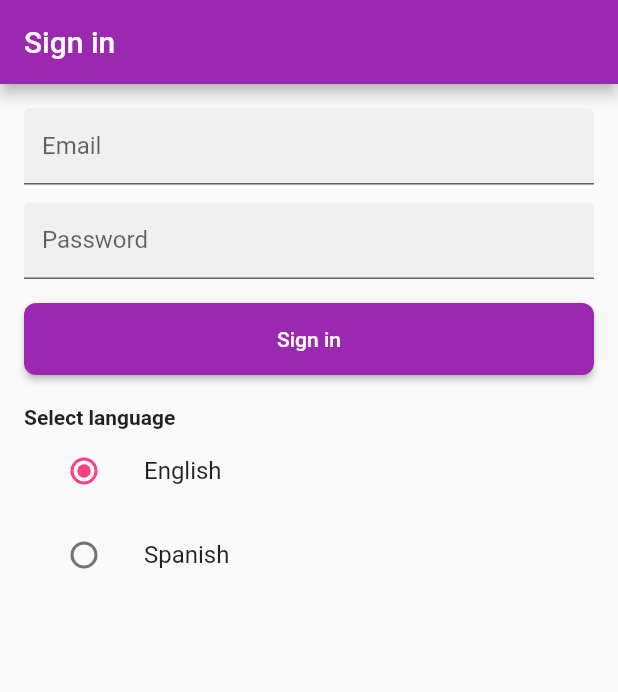
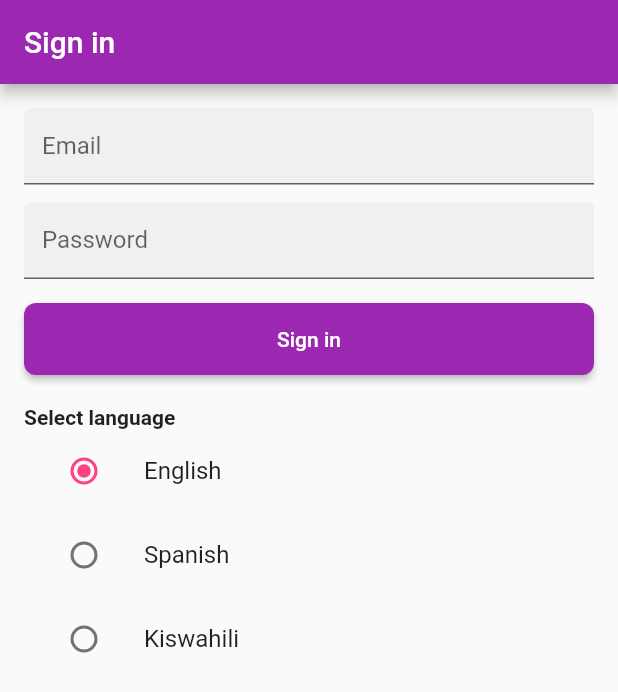
Before and after one commit to vince-nyanga/flutter_getx_authentication, a Flutter app: the screen it shows after launch, on a phone screen of 412 x 824 dp. Shown: the top 692 px of the screen. Run offline on Flutter 3.47's test engine with Material 2 defaults, Android fonts, the phone set to English and light mode, and no system bars; our stand-ins replace equatable, get; generated files the repository leaves out were written again.

Commit message:
added Kiswahili translation

```diff
--- a/src/lib/features/authentication/login/login_page.dart
+++ b/src/lib/features/authentication/login/login_page.dart
@@ -128,6 +128,15 @@ class __SignInFormState extends State<_SignInForm> {
                     onChanged: (value) => _localizationController.setLocale(value),
                   ),
                 ),
+                ListTile(
+                  title: Text(AppLocalizations.of(context).swahiliTitle),
+                  leading: Radio(
+                    activeColor: Colors.pinkAccent,
+                    value: Locale('sw', ''),
+                    groupValue: _localizationController.locale,
+                    onChanged: (value) => _localizationController.setLocale(value),
+                  ),
+                ),
             ],
           ),
         ),
--- a/src/lib/l10n/app_en.arb
+++ b/src/lib/l10n/app_en.arb
@@ -49,5 +49,9 @@
   "spanishTitle": "Spanish",
   "@spanishTitle": {
     "description": "Spanish title"
+  },
+  "swahiliTitle": "Kiswahili",
+  "@swahiliTitle": {
+    "description": "Swahili title"
   }
 }
--- a/src/lib/l10n/app_es.arb
+++ b/src/lib/l10n/app_es.arb
@@ -10,5 +10,6 @@
   "welcomeTitle": "Bienvenidos",
   "selectLanguageTitle": "Seleccione el idioma",
   "englishTitle": "Inglés",
-  "spanishTitle": "Español"
+  "spanishTitle": "Español",
+  "swahiliTitle": "Kiswahili"
 }
```
Also changed, not shown: src/lib/l10n/app_sw.arb (added, +15 -0 lines).
